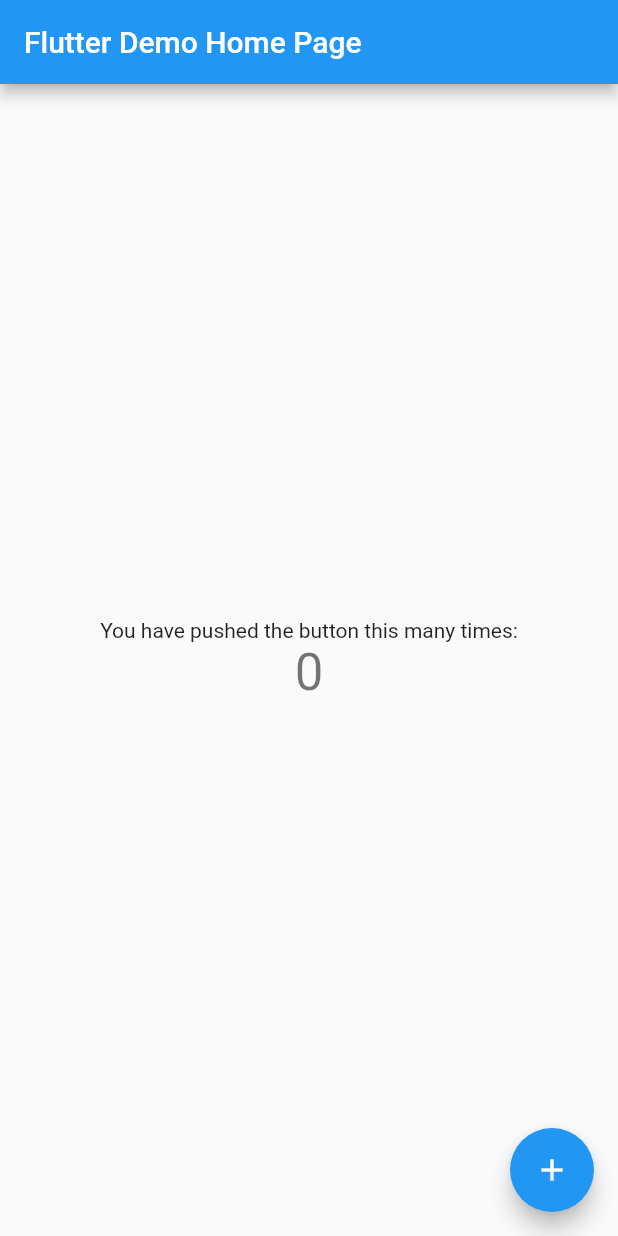
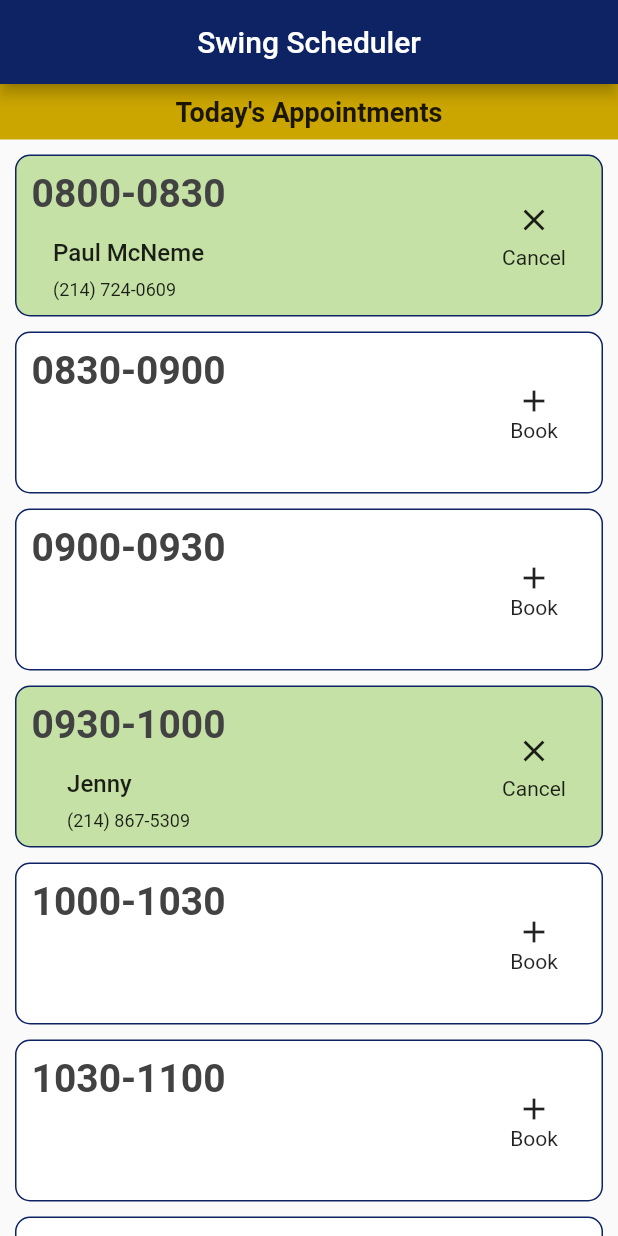
Before and after one commit to paul-tastic/swing-sched, a Flutter app: the screen it shows after launch, on a phone screen of 412 x 824 dp. Run offline on Flutter 3.47's test engine with Material 2 defaults, Android fonts, the phone set to English and light mode, and no system bars.

Commit message:
built basic functionality

```diff
--- /dev/null
+++ b/lib/dummy_data/appointment_data.dart
@@ -0,0 +1,150 @@
+import './../models/appointment.dart';
+
+// this would be loaded from API call from server each day, and updated back to server on each change of appointment
+
+List<Appointment> APPOINTMENT_DATA = [
+  Appointment(
+    id: 1,
+    isBooked: true,
+    apptTime: '0800-0830',
+    phoneNumber: '(214) 724-0609',
+    name: 'Paul McNeme',
+    lessons: 2,
+  ),
+  Appointment(
+    id: 2,
+    isBooked: false,
+    apptTime: '0830-0900',
+    phoneNumber: '',
+    name: '',
+    lessons: 0,
+  ),
+  Appointment(
+    id: 3,
+    isBooked: false,
+    apptTime: '0900-0930',
+    phoneNumber: '',
+    name: '',
+    lessons: 0,
+  ),
+  Appointment(
+    id: 4,
+    isBooked: true,
+    apptTime: '0930-1000',
+    phoneNumber: '(214) 867-5309',
+    name: 'Jenny',
+    lessons: 0,
+  ),
+  Appointment(
+    id: 5,
+    isBooked: false,
+    apptTime: '1000-1030',
+    phoneNumber: '',
+    name: '',
+    lessons: 0,
+  ),
+  Appointment(
+    id: 6,
+    isBooked: false,
+    apptTime: '1030-1100',
+    phoneNumber: '',
+    name: '',
+    lessons: 0,
+  ),
+  Appointment(
+    id: 7,
+    isBooked: false,
+    apptTime: '1100-1130',
+    phoneNumber: '',
+    name: '',
+    lessons: 0,
+  ),
+  Appointment(
+    id: 8,
+    isBooked: false,
+    apptTime: '1130-1200',
+    phoneNumber: '',
+    name: '',
+    lessons: 0,
+  ),
+  Appointment(
+    id: 9,
+    isBooked: true,
+    apptTime: '1200-1230',
+    phoneNumber: '(214) 489-4608',
+    name: 'Alicia Keys',
+    lessons: 90,
+  ),
+  Appointment(
+    id: 10,
+    isBooked: false,
+    apptTime: '1230-1300',
+    phoneNumber: '',
+    name: '',
+    lessons: 0,
+  ),
+  Appointment(
+    id: 11,
+    isBooked: false,
+    apptTime: '1300-1330',
+    phoneNumber: '',
+    name: '',
+    lessons: 0,
+  ),
+  Appointment(
+    id: 12,
+    isBooked: false,
+    apptTime: '1330-1400',
+    phoneNumber: '',
+    name: '',
+    lessons: 0,
+  ),
+  Appointment(
+    id: 13,
+    isBooked: false,
+    apptTime: '1400-1430',
+    phoneNumber: '',
+    name: '',
+    lessons: 0,
+  ),
+  Appointment(
+    id: 14,
+    isBooked: false,
+    apptTime: '1430-1500',
+    phoneNumber: '',
+    name: '',
+    lessons: 0,
+  ),
+  Appointment(
+    id: 15,
+    isBooked: false,
+    apptTime: '1500-1530',
+    phoneNumber: '',
+    name: '',
+    lessons: 0,
+  ),
+  Appointment(
+    id: 16,
+    isBooked: false,
+    apptTime: '1530-1600',
+    phoneNumber: '',
+    name: '',
+    lessons: 0,
+  ),
+  Appointment(
+    id: 17,
+    isBooked: false,
+    apptTime: '1600-1630',
+    phoneNumber: '',
+    name: '',
+    lessons: 0,
+  ),
+  Appointment(
+    id: 18,
+    isBooked: false,
+    apptTime: '1630-1700',
+    phoneNumber: '',
+    name: '',
+    lessons: 0,
+  ),
+];
--- a/lib/main.dart
+++ b/lib/main.dart
@@ -1,113 +1,37 @@
 import 'package:flutter/material.dart';
+import 'package:swing_sched/dummy_data/appointment_data.dart';
+import 'package:swing_sched/screens/appointment_listing.dart';
+import 'package:swing_sched/utils/color_swatch.dart';
+
+import 'models/appointment.dart';
 
 void main() {
   runApp(MyApp());
 }
 
-class MyApp extends StatelessWidget {
-  // This widget is the root of your application.
+class MyApp extends StatefulWidget {
+  @override
+  _MyAppState createState() => _MyAppState();
+}
+
+class _MyAppState extends State<MyApp> {
+  List<Appointment> _appointments = APPOINTMENT_DATA;
+
   @override
   Widget build(BuildContext context) {
     return MaterialApp(
-      title: 'Flutter Demo',
+      title: 'Swing Scheduler',
       theme: ThemeData(
-        // This is the theme of your application.
-        //
-        // Try running your application with "flutter run". You'll see the
-        // application has a blue toolbar. Then, without quitting the app, try
-        // changing the primarySwatch below to Colors.green and then invoke
-        // "hot reload" (press "r" in the console where you ran "flutter run",
-        // or simply save your changes to "hot reload" in a Flutter IDE).
-        // Notice that the counter didn't reset back to zero; the application
-        // is not restarted.
-        primarySwatch: Colors.blue,
+        primarySwatch: createMaterialColor(Color(0xFF0D2363)), // Cool Black
+        accentColor: createMaterialColor(Color(0xFFCCA600)), // Chinese gold
       ),
-      home: MyHomePage(title: 'Flutter Demo Home Page'),
+      initialRoute: '/',
+      routes: {'/': (ctx) => AppointmentListing(_appointments)},
+      onUnknownRoute: (settings) {
+        return MaterialPageRoute(
+          builder: (ctx) => AppointmentListing(_appointments),
+        );
+      },
     );
   }
 }
-
-class MyHomePage extends StatefulWidget {
-  MyHomePage({Key? key, required this.title}) : super(key: key);
-
-  // This widget is the home page of your application. It is stateful, meaning
-  // that it has a State object (defined below) that contains fields that affect
-  // how it looks.
-
-  // This class is the configuration for the state. It holds the values (in this
-  // case the title) provided by the parent (in this case the App widget) and
-  // used by the build method of the State. Fields in a Widget subclass are
-  // always marked "final".
-
-  final String title;
-
-  @override
-  _MyHomePageState createState() => _MyHomePageState();
-}
-
-class _MyHomePageState extends State<MyHomePage> {
-  int _counter = 0;
-
-  void _incrementCounter() {
-    setState(() {
-      // This call to setState tells the Flutter framework that something has
-      // changed in this State, which causes it to rerun the build method below
-      // so that the display can reflect the updated values. If we changed
-      // _counter without calling setState(), then the build method would not be
-      // called again, and so nothing would appear to happen.
-      _counter++;
-    });
-  }
-
-  @override
-  Widget build(BuildContext context) {
-    // This method is rerun every time setState is called, for instance as done
-    // by the _incrementCounter method above.
-    //
-    // The Flutter framework has been optimized to make rerunning build methods
-    // fast, so that you can just rebuild anything that needs updating rather
-    // than having to individually change instances of widgets.
-    return Scaffold(
-      appBar: AppBar(
-        // Here we take the value from the MyHomePage object that was created by
-        // the App.build method, and use it to set our appbar title.
-        title: Text(widget.title),
-      ),
-      body: Center(
-        // Center is a layout widget. It takes a single child and positions it
-        // in the middle of the parent.
-        child: Column(
-          // Column is also a layout widget. It takes a list of children and
-          // arranges them vertically. By default, it sizes itself to fit its
-          // children horizontally, and tries to be as tall as its parent.
-          //
-          // Invoke "debug painting" (press "p" in the console, choose the
-          // "Toggle Debug Paint" action from the Flutter Inspector in Android
-          // Studio, or the "Toggle Debug Paint" command in Visual Studio Code)
-          // to see the wireframe for each widget.
-          //
-          // Column has various properties to control how it sizes itself and
-          // how it positions its children. Here we use mainAxisAlignment to
-          // center the children vertically; the main axis here is the vertical
-          // axis because Columns are vertical (the cross axis would be
-          // horizontal).
-          mainAxisAlignment: MainAxisAlignment.center,
-          children: <Widget>[
-            Text(
-              'You have pushed the button this many times:',
-            ),
-            Text(
-              '$_counter',
-              style: Theme.of(context).textTheme.headline4,
-            ),
-          ],
-        ),
-      ),
-      floatingActionButton: FloatingActionButton(
-        onPressed: _incrementCounter,
-        tooltip: 'Increment',
-        child: Icon(Icons.add),
-      ), // This trailing comma makes auto-formatting nicer for build methods.
-    );
-  }
-}
--- /dev/null
+++ b/lib/models/appointment.dart
@@ -0,0 +1,17 @@
+class Appointment {
+  final int id;
+  bool isBooked;
+  final String apptTime;
+  String phoneNumber;
+  String name;
+  int lessons;
+
+  Appointment({
+    required this.id,
+    this.isBooked = false,
+    required this.apptTime,
+    required this.phoneNumber,
+    required this.name,
+    this.lessons = 0,
+  });
+}
--- /dev/null
+++ b/lib/screens/appointment_listing.dart
@@ -0,0 +1,60 @@
+import 'package:flutter/material.dart';
+import 'package:swing_sched/models/appointment.dart';
+import 'package:swing_sched/widgets/appointment_item.dart';
+
+class AppointmentListing extends StatefulWidget {
+  static const routeName = '/appointment-listing';
+  //const AppointmentListing({Key? key}) : super(key: key);
+  final List<Appointment> appointments;
+  AppointmentListing(this.appointments);
+
+  @override
+  _AppointmentListingState createState() => _AppointmentListingState();
+}
+
+class _AppointmentListingState extends State<AppointmentListing> {
+  @override
+  Widget build(BuildContext context) {
+    return Scaffold(
+      appBar: AppBar(
+        centerTitle: true,
+        title: Text('Swing Scheduler'),
+      ),
+      body: Container(
+        child: Column(
+          children: [
+            Container(
+              width: double.infinity,
+              margin: const EdgeInsets.only(bottom: 5),
+              child: Padding(
+                padding: const EdgeInsets.all(8.0),
+                child: Text(
+                  'Today\'s Appointments',
+                  style: TextStyle(fontSize: 18.0, fontWeight: FontWeight.bold),
+                  textAlign: TextAlign.center,
+                ),
+              ),
+              color: Theme.of(context).accentColor,
+            ),
+            Expanded(
+              child: ListView.builder(
+                  shrinkWrap: true,
+                  itemCount: widget.appointments.length,
+                  itemBuilder: (ctx, index) {
+                    //return Text('timeslot: $index');
+                    return AppointmentItem(
+                      id: widget.appointments[index].id,
+                      isBooked: widget.appointments[index].isBooked,
+                      apptTime: widget.appointments[index].apptTime,
+                      phoneNumber: widget.appointments[index].phoneNumber,
+                      name: widget.appointments[index].name,
+                      lessons: widget.appointments[index].lessons,
+                    );
+                  }),
+            )
+          ],
+        ),
+      ),
+    );
+  }
+}
--- /dev/null
+++ b/lib/utils/color_swatch.dart
@@ -0,0 +1,23 @@
+import 'dart:ui';
+
+import 'package:flutter/material.dart';
+
+MaterialColor createMaterialColor(Color color) {
+  List strengths = <double>[.05];
+  final swatch = <int, Color>{};
+  final int r = color.red, g = color.green, b = color.blue;
+
+  for (int i = 1; i < 10; i++) {
+    strengths.add(0.1 * i);
+  }
+  strengths.forEach((strength) {
+    final double ds = 0.5 - strength;
+    swatch[(strength * 1000).round()] = Color.fromRGBO(
+      r + ((ds < 0 ? r : (255 - r)) * ds).round(),
+      g + ((ds < 0 ? g : (255 - g)) * ds).round(),
+      b + ((ds < 0 ? b : (255 - b)) * ds).round(),
+      1,
+    );
+  });
+  return MaterialColor(color.value, swatch);
+}
--- /dev/null
+++ b/lib/widgets/appointment_item.dart
@@ -0,0 +1,175 @@
+import 'package:flutter/material.dart';
+
+class AppointmentItem extends StatefulWidget {
+  final int id;
+  bool isBooked;
+  final String apptTime;
+  String phoneNumber;
+  String name;
+  int lessons;
+
+  AppointmentItem({
+    required this.id,
+    required this.isBooked,
+    required this.apptTime,
+    required this.phoneNumber,
+    required this.name,
+    required this.lessons,
+  });
+
+  @override
+  _AppointmentItemState createState() => _AppointmentItemState();
+}
+
+class _AppointmentItemState extends State<AppointmentItem> {
+  bookAppointment() {
+    print('book appointment logic');
+  }
+
+  cancelAppointment() {
+    print('cancel appointment logic');
+
+    setState(() {
+      widget.isBooked = false;
+      widget.name = '';
+      widget.phoneNumber = '';
+      widget.lessons = 0;
+    });
+  }
+
+  @override
+  Widget build(BuildContext context) {
+    return Container(
+      width: MediaQuery.of(context).size.width * 0.80,
+      padding: EdgeInsets.all(10),
+      margin: EdgeInsets.fromLTRB(10, 5, 10, 5),
+      decoration: BoxDecoration(
+        color: widget.isBooked ? Colors.lightGreen[200] : Colors.white,
+        border: Border.all(
+          color: Theme.of(context).primaryColor,
+        ),
+        borderRadius: BorderRadius.circular(10),
+      ),
+      child: Row(
+        mainAxisAlignment: MainAxisAlignment.spaceBetween,
+        children: [
+          Column(
+            children: [
+              Text(
+                widget.apptTime,
+                style: TextStyle(
+                  color: Colors.grey[800],
+                  fontSize: 26.0,
+                  fontWeight: FontWeight.bold,
+                ),
+                // textAlign: TextAlign.left,
+              ),
+              SizedBox(height: 15.0),
+              Column(
+                crossAxisAlignment: CrossAxisAlignment.start,
+                children: [
+                  Text(
+                    widget.name,
+                    style:
+                        TextStyle(fontSize: 16.0, fontWeight: FontWeight.w500),
+                  ),
+                  SizedBox(height: 8.0),
+                  Text(
+                    widget.phoneNumber,
+                    style: TextStyle(fontSize: 12.0),
+                  ),
+                ],
+              ),
+            ],
+          ),
+          // Container(
+          //   color: Colors.amber,
+          //   child: Column(
+          //     mainAxisAlignment: MainAxisAlignment.end,
+          //     children: [
+          //       Text(
+          //         'Previous Lessons',
+          //         style: TextStyle(fontSize: 16.0),
+          //       ),
+          //       Text(widget.isBooked ? widget.lessons.toString() : 'n/a'),
+          //     ],
+          //   ),
+          // ),
+          Container(
+            width: 70.0,
+            child: Column(
+              children: [
+                widget.isBooked
+                    ? GestureDetector(
+                        onTap: cancelAppointment,
+                        child: Column(
+                          children: [
+                            Icon(Icons.clear),
+                            SizedBox(height: 5.0),
+                            Text('Cancel'),
+                          ],
+                        ),
+                      )
+                    : GestureDetector(
+                        onTap: bookAppointment,
+                        child: Column(
+                          children: [
+                            Icon(
+                              Icons.add,
+                            ),
+                            Text('Book'),
+                          ],
+                        ),
+                      ),
+              ],
+            ),
+          ),
+        ],
+      ),
+    );
+
+    // return InkWell(
+    //   onTap: null,
+    //   child: Card(
+    //     color: Colors.black,
+    //     child: Container(
+    //       height: 100,
+    //       width: MediaQuery.of(context).size.width * 0.8,
+    //       padding: EdgeInsets.all(10),
+    //       decoration: BoxDecoration(
+    //         color: Colors.amber,
+    //         border: Border.all(color: Colors.grey),
+    //         borderRadius: BorderRadius.circular(10),
+    //       ),
+    //       child: Row(
+    //         children: [
+    //           Column(
+    //             children: [
+    //               Container(
+    //                 decoration: BoxDecoration(
+    //                   color: Colors.blue,
+    //                 ),
+    //                 width: MediaQuery.of(context).size.width * 0.6,
+    //                 child: Text(
+    //                   apptTime,
+    //                   style: TextStyle(
+    //                       fontSize: 24.0, fontWeight: FontWeight.bold),
+    //                   textAlign: TextAlign.left,
+    //                 ),
+    //               ),
+    //               Text(name),
+    //               Text(phoneNumber),
+    //             ],
+    //           ),
+    //           Column(),
+    //         ],
+    //       ),
+    //     ),
+    //     shape: RoundedRectangleBorder(
+    //       borderRadius: BorderRadius.circular(11.0),
+    //     ),
+    //     margin: EdgeInsets.all(10),
+    //   ),
+    // );
+  }
+}
```
Also changed, not shown: 1 other file.
